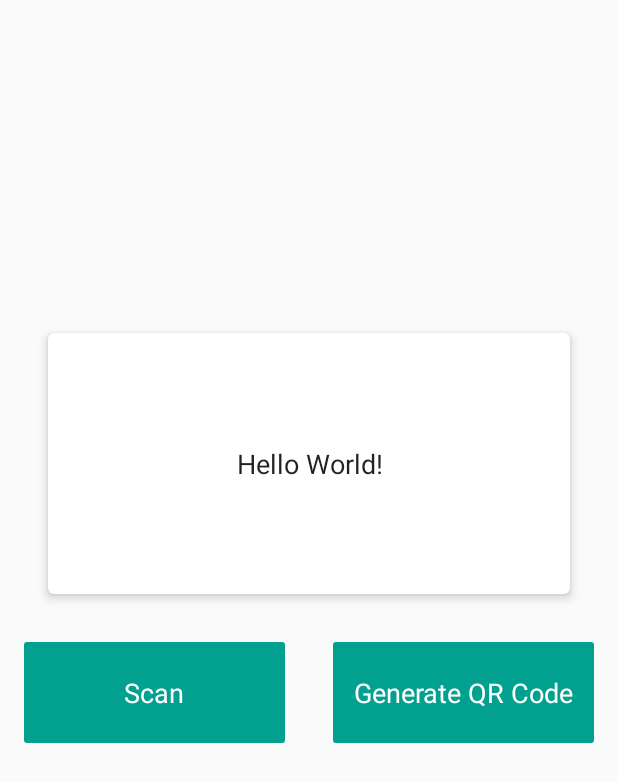
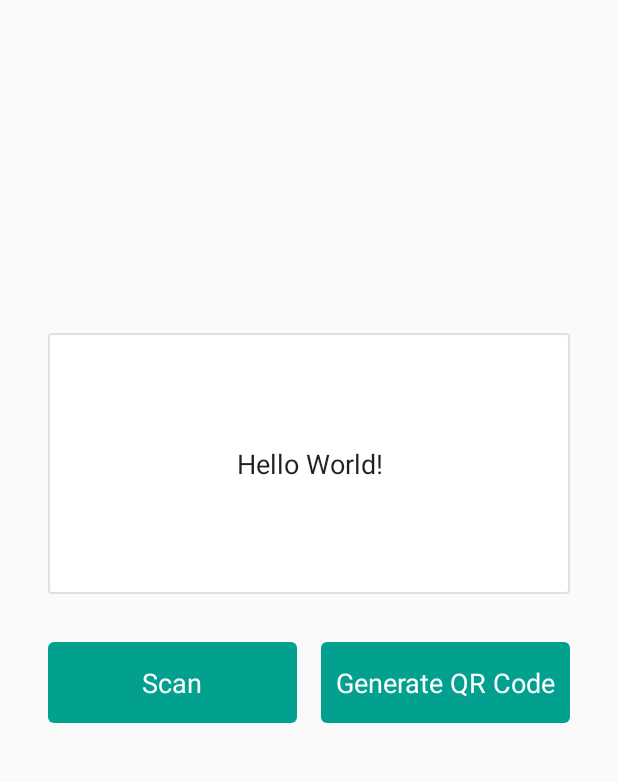
Before and after one commit to zsfenggy/ZxingLib, an Android app: the layout activity_main.xml on its own in the app's theme, with its tools: preview values and no code run, on a phone screen of 412 x 824 dp. Shown: the top 782 px of the screen. Run offline under Robolectric (Android 15) with nearby library versions, the phone set to English and light mode, and no system bars.

Commit message:
modify the layout of MainActivity; optimize the code about Encoding bar code in BarCodeLib.

```diff
--- a/BarCodeLib/build.gradle
+++ b/BarCodeLib/build.gradle
@@ -23,4 +23,5 @@ android {
 dependencies {
     implementation fileTree(include: ['*.jar'], dir: 'libs')
     implementation files('libs/core-3.3.3.jar')
+    implementation 'com.android.support:support-v4:28.0.0'
 }
--- a/BarCodeLib/src/main/res/layout/encode.xml
+++ b/BarCodeLib/src/main/res/layout/encode.xml
@@ -34,10 +34,10 @@
 
     <ImageView
         android:id="@+id/image_view"
-        android:layout_width="match_parent"
-        android:layout_height="wrap_content"
+        android:layout_width="384dp"
+        android:layout_height="384dp"
         android:layout_gravity="center_horizontal"
-        android:scaleType="center"
+        android:scaleType="fitCenter"
         tools:ignore="ContentDescription" />
 
     <ScrollView
--- a/BarCodeLib/src/main/res/values/strings.xml
+++ b/BarCodeLib/src/main/res/values/strings.xml
@@ -27,5 +27,5 @@
     <string name="msg_encode_contents_failed">Could not encode a barcode from the data provided.</string>
     <string name="msg_invalid_value">Invalid value</string>
     <string name="msg_unmount_usb">Sorry, the SD card is not accessible.</string>
-    <string name="long_click_to_share">Tip:long_click_to_share</string>
+    <string name="long_click_to_share">Tip:long click to share</string>
 </resources>
--- /dev/null
+++ b/BarCodeLib/src/main/res/xml/provider_paths.xml
@@ -0,0 +1,6 @@
+<?xml version="1.0" encoding="utf-8"?>
+<paths>
+    <external-path
+        name="external_files"
+        path="BarcodeScanner/Barcodes" />
+</paths>
--- a/app/build.gradle
+++ b/app/build.gradle
@@ -22,5 +22,4 @@ dependencies {
     implementation fileTree(dir: 'libs', include: ['*.jar'])
     implementation project(':BarCodeLib')
     implementation 'com.android.support:appcompat-v7:28.0.0'
-    implementation 'com.android.support:cardview-v7:28.0.0'
 }
--- a/app/src/main/java/me/stefan/tech/MainActivity.java
+++ b/app/src/main/java/me/stefan/tech/MainActivity.java
@@ -57,7 +57,10 @@ public class MainActivity extends AppCompatActivity {
         if (requestCode == REQUEST_CODE_SCAN && resultCode == Activity.RESULT_OK
                 && null != data) {
             String code = data.getStringExtra(CaptureActivity.EXTRA_SCAN_RESULT);
-            etSummary.setText(code);
+            if (null != code) {
+                etSummary.setText(code);
+                etSummary.setSelection(code.length());
+            }
         }
     }
 
--- a/app/src/main/res/drawable/btn_green_white_selector.xml
+++ b/app/src/main/res/drawable/btn_green_white_selector.xml
@@ -5,8 +5,8 @@
         <shape>
             <solid android:color="#ffffff" />
 
-            <corners android:radius="2dp" />
-            <stroke android:width="2dp" android:color="#38c4a8" />
+            <corners android:radius="4dp" />
+            <stroke android:width="1dp" android:color="#38c4a8" />
         </shape>
     </item>
 
@@ -14,7 +14,7 @@
         <shape>
             <solid android:color="#02a08f" />
 
-            <corners android:radius="2dp" />
+            <corners android:radius="4dp" />
         </shape>
     </item>
 
--- /dev/null
+++ b/app/src/main/res/drawable/grey_stroke_white_solid_round_corner_shape.xml
@@ -0,0 +1,8 @@
+<?xml version="1.0" encoding="utf-8"?>
+<shape xmlns:android="http://schemas.android.com/apk/res/android">
+    <solid android:color="@android:color/white" />
+    <stroke
+        android:width="1dp"
+        android:color="#e0e0e0" />
+    <corners android:radius="2.0dp" />
+</shape>
--- a/app/src/main/res/layout/activity_main.xml
+++ b/app/src/main/res/layout/activity_main.xml
@@ -1,6 +1,5 @@
 <?xml version="1.0" encoding="utf-8"?>
 <RelativeLayout xmlns:android="http://schemas.android.com/apk/res/android"
-    xmlns:app="http://schemas.android.com/apk/res-auto"
     android:id="@+id/activity_main"
     android:layout_width="match_parent"
     android:layout_height="match_parent"
@@ -9,7 +8,8 @@
     android:paddingRight="@dimen/activity_horizontal_margin"
     android:paddingBottom="@dimen/activity_vertical_margin">
 
-    <android.support.v7.widget.CardView
+    <android.support.v7.widget.AppCompatEditText
+        android:id="@android:id/summary"
         android:layout_width="match_parent"
         android:layout_height="wrap_content"
         android:layout_above="@+id/invisibleView"
@@ -18,16 +18,7 @@
         android:layout_marginEnd="@dimen/activity_horizontal_margin"
         android:layout_marginRight="@dimen/activity_horizontal_margin"
         android:layout_marginBottom="@dimen/activity_vertical_margin"
-        app:cardBackgroundColor="@android:color/white"
-        app:cardCornerRadius="4dp"
-        app:cardElevation="4dp"
-        app:cardMaxElevation="4dp">
-
-        <android.support.v7.widget.AppCompatEditText
-            android:id="@android:id/summary"
-            android:layout_width="match_parent"
-            android:layout_height="wrap_content"
-            android:background="@null"
+        android:background="@drawable/grey_stroke_white_solid_round_corner_shape"
         android:gravity="center"
         android:imeOptions="actionDone"
         android:inputType="textMultiLine"
@@ -35,7 +26,6 @@
         android:minLines="8"
         android:text="Hello World!"
         android:textAppearance="@android:style/TextAppearance.Medium" />
-    </android.support.v7.widget.CardView>
 
     <View
         android:id="@+id/invisibleView"
@@ -45,13 +35,16 @@
         android:visibility="invisible" />
 
     <LinearLayout
-
         style="?android:attr/buttonBarStyle"
         android:layout_width="match_parent"
         android:layout_height="wrap_content"
         android:layout_below="@id/invisibleView"
         android:layout_centerHorizontal="true"
+        android:layout_marginStart="@dimen/activity_horizontal_margin"
+        android:layout_marginLeft="@dimen/activity_horizontal_margin"
         android:layout_marginTop="@dimen/activity_vertical_margin"
+        android:layout_marginEnd="@dimen/activity_horizontal_margin"
+        android:layout_marginRight="@dimen/activity_horizontal_margin"
         android:gravity="center">
 
         <Button
@@ -59,11 +52,10 @@
             style="?android:attr/buttonBarButtonStyle"
             android:layout_width="wrap_content"
             android:layout_height="wrap_content"
-            android:layout_marginEnd="@dimen/activity_horizontal_margin"
             android:layout_weight="1"
             android:background="@drawable/btn_green_white_selector"
             android:minEms="10"
-            android:minLines="3"
+            android:minLines="2"
             android:text="@string/scan"
             android:textAppearance="@android:style/TextAppearance.Medium"
             android:textColor="@color/text_white_green_selector" />
@@ -77,7 +69,7 @@
             android:layout_weight="1"
             android:background="@drawable/btn_green_white_selector"
             android:minEms="10"
-            android:minLines="3"
+            android:minLines="2"
             android:text="@string/generate_qr_code"
             android:textAppearance="@android:style/TextAppearance.Medium"
             android:textColor="@color/text_white_green_selector" />
--- a/app/src/main/res/values/colors.xml
+++ b/app/src/main/res/values/colors.xml
@@ -1,6 +1,6 @@
 <?xml version="1.0" encoding="utf-8"?>
 <resources>
     <color name="colorPrimary">#008577</color>
-    <color name="colorPrimaryDark">#00574B</color>
+    <color name="colorPrimaryDark">#00573E</color>
     <color name="colorAccent">#00bfa5</color>
 </resources>
--- a/app/src/main/res/values/styles.xml
+++ b/app/src/main/res/values/styles.xml
@@ -1,7 +1,7 @@
 <resources>
 
     <!-- Base application theme. -->
-    <style name="AppTheme" parent="Theme.AppCompat.Light.DarkActionBar">
+    <style name="AppTheme" parent="Theme.AppCompat.Light.NoActionBar">
         <!-- Customize your theme here. -->
         <item name="colorPrimary">@color/colorPrimary</item>
         <item name="colorPrimaryDark">@color/colorPrimaryDark</item>
--- a/build.gradle
+++ b/build.gradle
@@ -6,7 +6,7 @@ buildscript {
         jcenter()
     }
     dependencies {
-        classpath 'com.android.tools.build:gradle:3.3.1'
+        classpath 'com.android.tools.build:gradle:3.3.2'
         classpath 'com.github.dcendents:android-maven-gradle-plugin:2.1'
 
         // NOTE: Do not place your application dependencies here; they belong
```
Also changed, not shown: BarCodeLib/src/main/AndroidManifest.xml (+10 -0 lines), BarCodeLib/src/main/java/com/google/zxing/client/android/encode/EncodeActivity.java (+7 -3 lines). Lines whose indentation alone changed are shown as unchanged.
